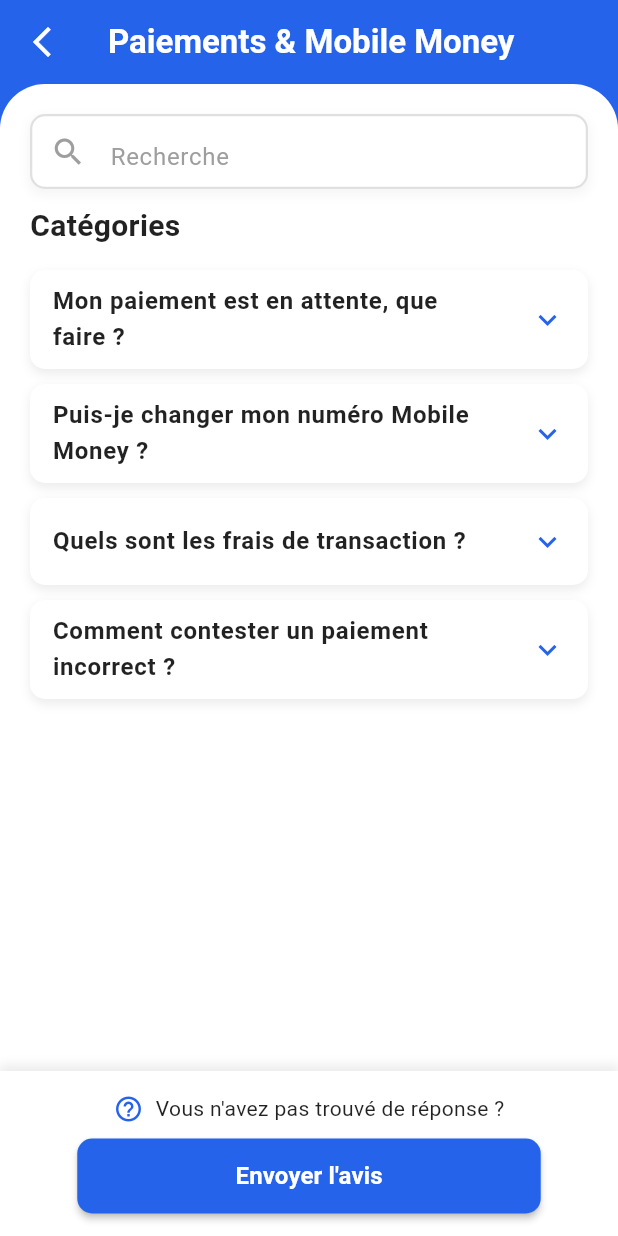
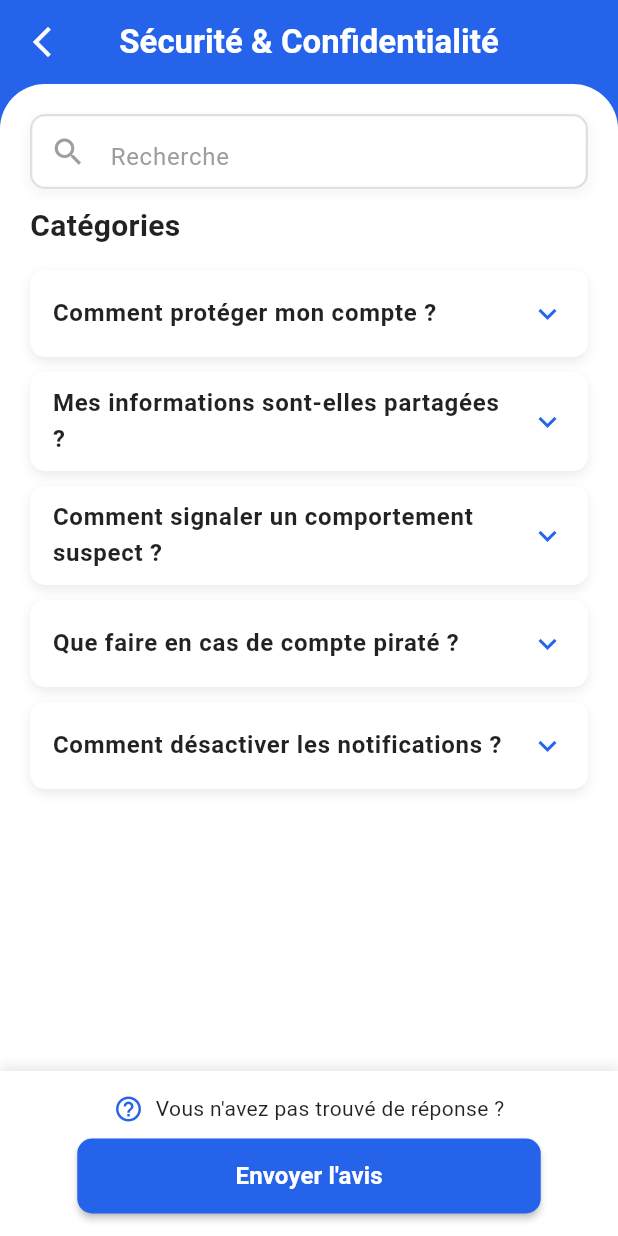
Before and after one commit to Tji-Teliman/tji_teliman_mobile, a Flutter app: the screen it shows after launch, on a phone screen of 412 x 824 dp. Run offline on Flutter 3.47's test engine with Material 3 defaults, Android fonts, the phone set to English and light mode, and no system bars; our stand-ins replace google_fonts, google_maps_flutter.

Commit message:
feat: ajout de la page faq securité_confidentialité

```diff
--- a/lib/main.dart
+++ b/lib/main.dart
@@ -4,6 +4,7 @@ import 'package:tji_teliman_mobile/screens/screens_jeunes/centre_aide.dart';
 import 'package:tji_teliman_mobile/screens/screens_jeunes/contacter_nous.dart';
 import 'package:tji_teliman_mobile/screens/screens_jeunes/faq_compte_profil.dart';
 import 'package:tji_teliman_mobile/screens/screens_jeunes/faq_paiement.dart';
+import 'package:tji_teliman_mobile/screens/screens_jeunes/faq_security.dart';
 import 'package:tji_teliman_mobile/screens/screens_jeunes/historique_litige.dart';
 import 'package:tji_teliman_mobile/screens/screens_jeunes/historique_paiement.dart';
 import 'package:tji_teliman_mobile/screens/screens_jeunes/liste_litige.dart';
@@ -40,7 +41,7 @@ class MyApp extends StatelessWidget {
         useMaterial3: true,
       ),
       // L'écran de démarrage est défini ici
-      home: const FaqPaiement(),
+      home: const FaqSecurity(),
       debugShowCheckedModeBanner: false,
     );
   }
--- /dev/null
+++ b/lib/screens/screens_jeunes/faq_security.dart
@@ -0,0 +1,283 @@
+import 'package:flutter/material.dart';
+
+
+class FaqSecurity extends StatelessWidget {
+  const FaqSecurity({super.key});
+
+  @override
+  Widget build(BuildContext context) {
+    return MaterialApp(
+      title: 'FAQ Sécurité & Confidentialité',
+      theme: ThemeData(
+        primarySwatch: Colors.blue,
+        useMaterial3: true,
+      ),
+      home: const FaqSecurityScreen(),
+      debugShowCheckedModeBanner: false,
+    );
+  }
+}
+
+// Définition des couleurs personnalisées
+const Color customBlue = Color(0xFF2563EB); // Bleu foncé de la barre d'App et boutons
+const Color lightBlueButton = Color(0xFFE3F2FD); // Couleur de fond pour les cartes
+
+// Modèle pour les questions/réponses FAQ
+class FaqItem {
+  final String question;
+  final String answer;
+
+  const FaqItem({required this.question, required this.answer});
+}
+
+class FaqSecurityScreen extends StatelessWidget {
+  const FaqSecurityScreen({super.key});
+
+  // Données spécifiques à la FAQ Sécurité & Confidentialité
+  final List<FaqItem> faqItems = const [
+    FaqItem(
+      question: "Comment protéger mon compte ?",
+      answer: "Pour protéger votre compte, utilisez un mot de passe fort et unique, activez l'authentification à deux facteurs, et soyez vigilant face aux tentatives de phishing.",
+    ),
+    FaqItem(
+      question: "Mes informations sont-elles partagées ?",
+      answer: "Nous respectons notre Politique de Confidentialité. Seules les informations nécessaires à la mission (prénom, compétences, note) sont partagées avec les recruteurs. Vos données ne sont jamais vendues à des tiers.",
+    ),
+    FaqItem(
+      question: "Comment signaler un comportement suspect ?",
+      answer: "Utilisez l'icône \"Signaler\" (alert) sur la page de mission. Notre équipe interviendra rapidement.",
+    ),
+    FaqItem(
+      question: "Que faire en cas de compte piraté ?",
+      answer: "Contactez immédiatement notre support via le bouton \"Envoyer l'avis\" en bas de page. Nous prendrons des mesures pour sécuriser et restaurer votre accès.",
+    ),
+    FaqItem(
+      question: "Comment désactiver les notifications ?",
+      answer: "Allez dans Paramètres > Notifications pour gérer et désactiver les alertes que vous ne souhaitez plus recevoir.",
+    ),
+  ];
+
+  @override
+  Widget build(BuildContext context) {
+    return Scaffold(
+      backgroundColor: customBlue,
+      appBar: AppBar(
+        backgroundColor: customBlue,
+        elevation: 0,
+        leading: IconButton(
+          icon: const Icon(Icons.arrow_back_ios_new, color: Colors.white),
+          onPressed: () {
+            // Logique de retour
+          },
+        ),
+        title: const Text(
+          'Sécurité & Confidentialité',
+          style: TextStyle(color: Colors.white, fontWeight: FontWeight.w600),
+        ),
+        centerTitle: true,
+      ),
+
+      body: Column(
+        children: <Widget>[
+          Expanded(
+            child: Container(
+              width: double.infinity,
+              decoration: const BoxDecoration(
+                color: Colors.white,
+                borderRadius: BorderRadius.vertical(top: Radius.circular(30.0)),
+              ),
+              child: Stack(
+                children: [
+                  SingleChildScrollView(
+                    padding: const EdgeInsets.fromLTRB(20.0, 80.0, 20.0, 20.0), // Padding pour laisser l'espace à la barre de recherche
+                    child: Column(
+                      crossAxisAlignment: CrossAxisAlignment.start,
+                      children: <Widget>[
+                        const Text(
+                          'Catégories',
+                          style: TextStyle(
+                            fontWeight: FontWeight.bold,
+                            fontSize: 20,
+                            color: Colors.black87,
+                          ),
+                        ),
+                        const SizedBox(height: 15),
+
+                        // --- Liste des questions/réponses FAQ ---
+                        // Enveloppé dans un Theme pour supprimer les séparateurs de l'ExpansionTile
+                        Theme(
+                          data: Theme.of(context).copyWith(
+                            dividerColor: Colors.transparent, // Méthode pour enlever la ligne de séparation
+                          ),
+                          child: Column(
+                            children: faqItems.map((item) {
+                              return FaqExpansionTile(faqItem: item);
+                            }).toList(),
+                          ),
+                        ),
+
+                        const SizedBox(height: 100), // Espace pour le bouton en bas
+                      ],
+                    ),
+                  ),
+
+                  // --- Barre de Recherche (positionnée en haut) ---
+                  Positioned(
+                    top: 20,
+                    left: 20,
+                    right: 20,
+                    child: Container(
+                      height: 50,
+                      decoration: BoxDecoration(
+                        color: Colors.white, // Fond blanc
+                        borderRadius: BorderRadius.circular(10.0), // Coins arrondis
+                        border: Border.all(color: Colors.grey.shade300, width: 1.5), // Bordure légère
+                        boxShadow: [ // Ombre pour l'effet "joli"
+                          BoxShadow(
+                            color: Colors.grey.withOpacity(0.1),
+                            spreadRadius: 1,
+                            blurRadius: 5,
+                            offset: const Offset(0, 3),
+                          ),
+                        ],
+                      ),
+                      child: const TextField(
+                        decoration: InputDecoration(
+                          hintText: 'Recherche',
+                          hintStyle: TextStyle(color: Colors.grey),
+                          prefixIcon: Icon(Icons.search, color: Colors.grey),
+                          // Suppression du trait/bordure lors du focus
+                          border: InputBorder.none,
+                          focusedBorder: InputBorder.none,
+                          enabledBorder: InputBorder.none,
+                          errorBorder: InputBorder.none,
+                          disabledBorder: InputBorder.none,
+                          contentPadding: EdgeInsets.only(top: 15),
+                        ),
+                        style: TextStyle(fontSize: 16),
+                      ),
+                    ),
+                  ),
+                ],
+              ),
+            ),
+          ),
+
+          // --- Bouton en bas de l'écran (Sticky Footer) ---
+          Container(
+            padding: const EdgeInsets.symmetric(horizontal: 20.0, vertical: 15.0),
+            decoration: BoxDecoration(
+              color: Colors.white,
+              boxShadow: [
+                BoxShadow(
+                  color: Colors.grey.withOpacity(0.2),
+                  spreadRadius: 1,
+                  blurRadius: 5,
+                  offset: const Offset(0, -3),
+                ),
+              ],
+            ),
+            child: Column(
+              children: [
+                Row(
+                  mainAxisAlignment: MainAxisAlignment.center,
+                  children: [
+                    Icon(Icons.help_outline, color: customBlue, size: 20),
+                    const SizedBox(width: 8),
+                    const Text(
+                      "Vous n'avez pas trouvé de réponse ?",
+                      style: TextStyle(fontSize: 14, color: Colors.black87),
+                    ),
+                  ],
+                ),
+                const SizedBox(height: 10),
+                // Centrage et réduction de la largeur du bouton
+                Center(
+                  child: SizedBox(
+                    width: MediaQuery.of(context).size.width * 0.75, // Réduit à 75% de la largeur de l'écran
+                    child: ElevatedButton(
+                      onPressed: () {
+                        ScaffoldMessenger.of(context).showSnackBar(
+                          const SnackBar(content: Text("Ouverture du formulaire pour Envoyer l'avis"))
+                        );
+                      },
+                      style: ElevatedButton.styleFrom(
+                        backgroundColor: customBlue,
+                        minimumSize: const Size(double.infinity, 50),
+                        shape: RoundedRectangleBorder(borderRadius: BorderRadius.circular(10)),
+                        elevation: 2,
+                      ),
+                      child: const Text(
+                        "Envoyer l'avis",
+                        style: TextStyle(color: Colors.white, fontWeight: FontWeight.bold, fontSize: 16),
+                      ),
+                    ),
+                  ),
+                ),
+              ],
+            ),
+          ),
+        ],
+      ),
+    );
+  }
+}
+
+// Widget de question/réponse avec ExpansionTile
+class FaqExpansionTile extends StatelessWidget {
+  final FaqItem faqItem;
+
+  const FaqExpansionTile({super.key, required this.faqItem});
+
+  @override
+  Widget build(BuildContext context) {
+    // Le Container englobant permet d'ajouter le style de carte
+    return Container(
+      margin: const EdgeInsets.only(bottom: 10),
+      decoration: BoxDecoration(
+        color: Colors.white,
+        borderRadius: BorderRadius.circular(10),
+        boxShadow: [
+          BoxShadow(
+            // Ombre plus visible pour compenser l'absence de bordure
+            color: Colors.grey.withOpacity(0.2),
+            spreadRadius: 0, // Ajustement pour une ombre plus douce
+            blurRadius: 5,
+            offset: const Offset(0, 3),
+          ),
+        ],
+      ),
+      child: ExpansionTile(
+        tilePadding: const EdgeInsets.symmetric(horizontal: 15, vertical: 0),
+        childrenPadding: const EdgeInsets.symmetric(horizontal: 15).copyWith(bottom: 15),
+
+        // Titre (Question)
+        title: Text(
+          faqItem.question,
+          style: const TextStyle(
+            fontWeight: FontWeight.w600,
+            fontSize: 16,
+            color: Colors.black87,
+          ),
+        ),
+
+        // Icône de l'ExpansionTile (flèche Haut/Bas)
+        iconColor: customBlue,
+        collapsedIconColor: customBlue,
+
+        // Contenu (Réponse)
+        children: <Widget>[
+          Text(
+            faqItem.answer,
+            style: TextStyle(
+              fontSize: 14,
+              color: Colors.grey.shade700,
+              height: 1.5,
+            ),
+            textAlign: TextAlign.justify, // Permet d'aligner le texte des réponses pour une meilleure lisibilité
+          ),
+        ],
+      ),
+    );
+  }
+}
```
